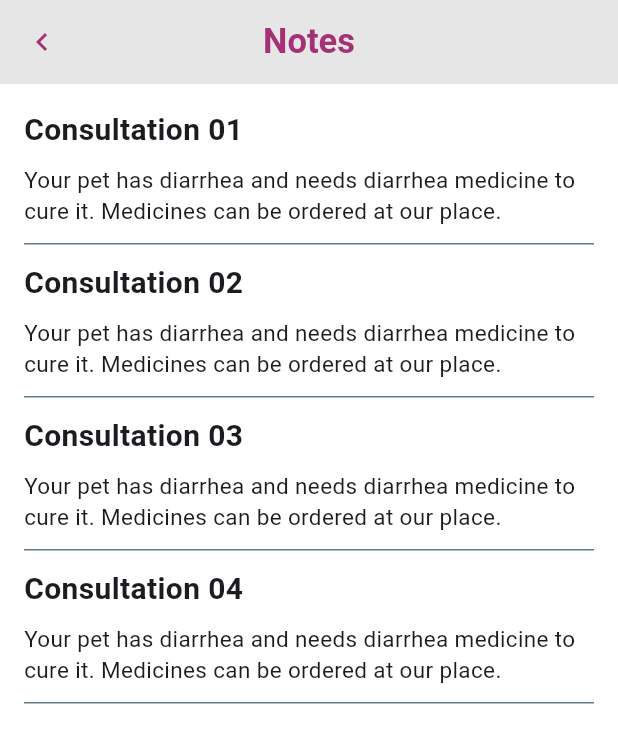
After one commit to zulfarma/pbl-medipet, a Flutter app: the ConsultationPage screen opened directly, on a phone screen of 412 x 824 dp. The commit adds this screen. Shown: the top 743 px of the screen. Run offline on Flutter 3.47's test engine with Material 3 defaults, Android fonts, the phone set to English and light mode, and no system bars; our stand-ins replace shared_preferences; accounts and stored records are empty.

Commit message:
update terbaru

```diff
--- /dev/null
+++ b/lib/ConsultationPage.dart
@@ -0,0 +1,91 @@
+import 'package:flutter/material.dart';
+
+class ConsultationPage extends StatelessWidget {
+  const ConsultationPage({super.key});
+
+  @override
+  Widget build(BuildContext context) {
+    return Scaffold(
+      appBar: AppBar(
+        leading: IconButton(
+          icon: const Icon(Icons.chevron_left, color: Color.fromARGB(255, 164, 48, 118)),
+          onPressed: () {
+            Navigator.pop(context);
+          },
+        ),
+        title: const Text('Notes'),
+        centerTitle: true,
+        backgroundColor: Color.fromARGB(255, 230, 230, 230),
+        titleTextStyle: const TextStyle(fontSize: 23, fontWeight: FontWeight.bold, color: Color.fromARGB(255, 164, 48, 118)),
+      ),
+      body: Container(
+        padding: const EdgeInsets.all(16.0),
+        color: Color.fromARGB(255, 255, 255, 255),
+        child: const Column(
+          crossAxisAlignment: CrossAxisAlignment.start,
+          mainAxisSize: MainAxisSize.max,
+          children: [
+            Text(
+              'Consultation 01',
+              style: TextStyle(fontSize: 20, fontWeight: FontWeight.bold),
+            ),
+            SizedBox(height: 8),
+            Text(
+              'Your pet has diarrhea and needs diarrhea medicine to cure it. Medicines can be ordered at our place.',
+              style: TextStyle(fontSize: 15),
+            ),
+            Divider(
+                height: 23,
+                color: Colors.blueGrey,
+                thickness: 1.0),
+
+            // SizedBox(height: 5),
+            Text(
+              'Consultation 02',
+              style: TextStyle(fontSize: 20, fontWeight: FontWeight.bold),
+            ),
+            SizedBox(height: 8),
+            Text(
+              'Your pet has diarrhea and needs diarrhea medicine to cure it. Medicines can be ordered at our place.',
+              style: TextStyle(fontSize: 15),
+            ),
+            Divider(
+              height: 23,
+              color: Colors.blueGrey,
+              thickness: 1.0),
+
+            // SizedBox(height: 5),
+            Text(
+              'Consultation 03',
+              style: TextStyle(fontSize: 20, fontWeight: FontWeight.bold),
+            ),
+            SizedBox(height: 8),
+            Text(
+              'Your pet has diarrhea and needs diarrhea medicine to cure it. Medicines can be ordered at our place.',
+              style: TextStyle(fontSize: 15),
+            ),
+            Divider(
+              height: 23,
+              color: Colors.blueGrey,
+              thickness: 1.0),
+
+            // SizedBox(height: 5),
+            Text(
+              'Consultation 04',
+              style: TextStyle(fontSize: 20, fontWeight: FontWeight.bold),
+            ),
+            SizedBox(height: 8),
+            Text(
+              'Your pet has diarrhea and needs diarrhea medicine to cure it. Medicines can be ordered at our place.',
+              style: TextStyle(fontSize: 15),
+            ),
+            Divider(
+              height: 23,
+              color: Colors.blueGrey,
+              thickness: 1.0),
+          ],
+        ),
+      ),
+    );
+  }
+}
--- a/lib/main.dart
+++ b/lib/main.dart
@@ -1,6 +1,4 @@
 import 'package:flutter/material.dart';
-import 'package:pbl_mobile/home.dart';
-import 'package:pbl_mobile/login/login.dart';
 import 'package:pbl_mobile/welcome.dart';
 
 void main() => runApp(MyApp());
@@ -10,7 +8,7 @@ class MyApp extends StatelessWidget {
   Widget build(BuildContext context) {
     return MaterialApp(
       debugShowCheckedModeBanner: false,
-      home: LoginPage(),
+      home: WelcomePage(),
     );
   }
 }
```
Also changed, not shown: lib/ChatScreen.dart (added, +116 -0 lines), lib/MedicalRecord.dart (added, +56 -0 lines), lib/grooming.dart (added, +25 -0 lines), lib/home.dart (+64 -24 lines), lib/model/ApiService.dart (+23 -13 lines), lib/register/registerscreen.dart (+6 -2 lines).
